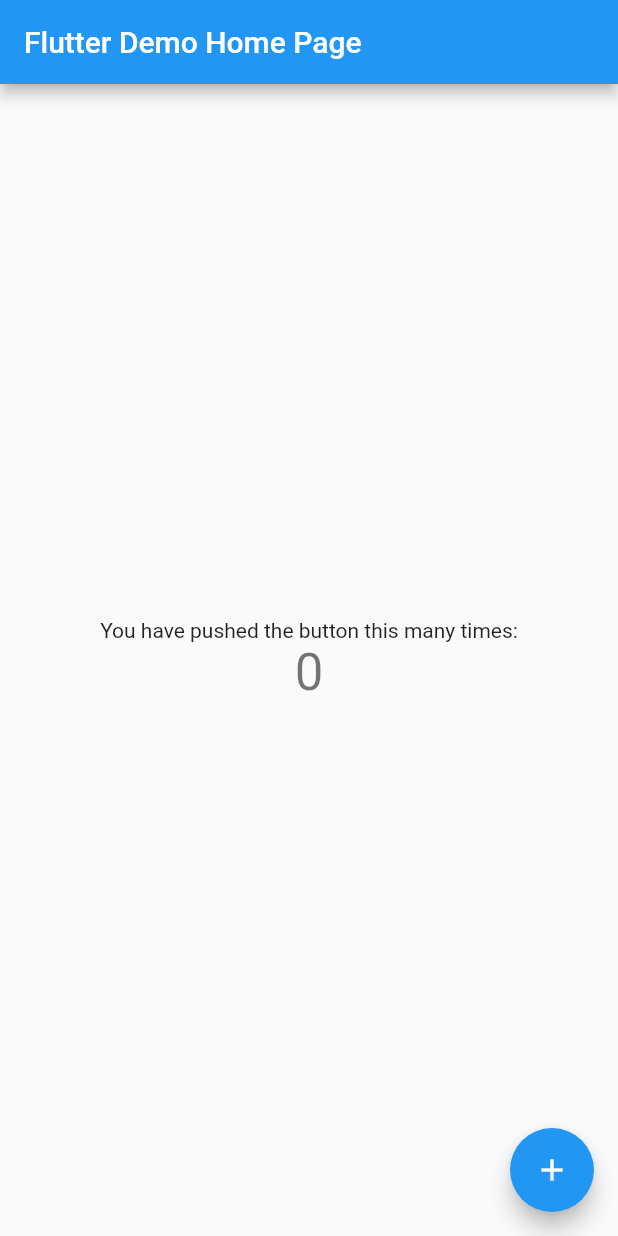
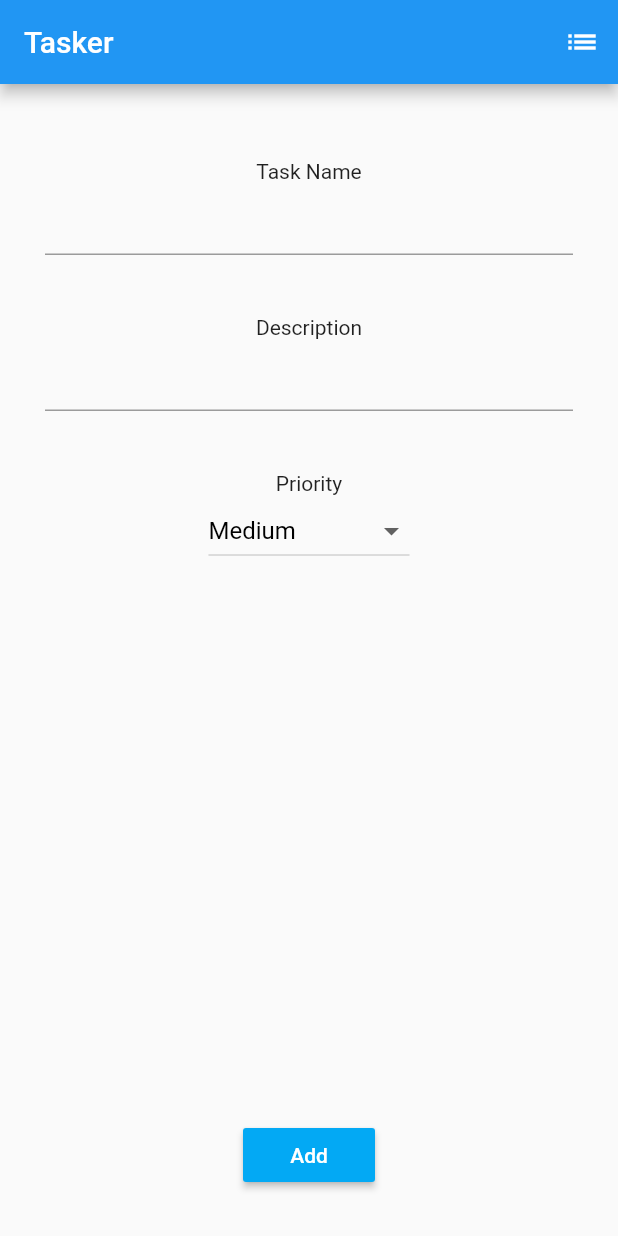
Before and after one commit to indegame/Tasker, a Flutter app: the screen it shows after launch, on a phone screen of 412 x 824 dp. Run offline on Flutter 3.47's test engine with Material 2 defaults, Android fonts, the phone set to English and light mode, and no system bars.

Commit message:
Creation of the non-functional add task page

```diff
--- a/lib/main.dart
+++ b/lib/main.dart
@@ -3,107 +3,121 @@ import 'package:flutter/material.dart';
 void main() => runApp(new MyApp());
 
 class MyApp extends StatelessWidget {
+  final name = "Tasker";
+
   // This widget is the root of your application.
   @override
   Widget build(BuildContext context) {
-    return new MaterialApp(
-      title: 'Flutter Demo',
-      theme: new ThemeData(
-        // This is the theme of your application.
-        //
-        // Try running your application with "flutter run". You'll see the
-        // application has a blue toolbar. Then, without quitting the app, try
-        // changing the primarySwatch below to Colors.green and then invoke
-        // "hot reload" (press "r" in the console where you ran "flutter run",
-        // or press Run > Flutter Hot Reload in IntelliJ). Notice that the
-        // counter didn't reset back to zero; the application is not restarted.
-        primarySwatch: Colors.blue,
-      ),
-      home: new MyHomePage(title: 'Flutter Demo Home Page'),
-    );
+    return MaterialApp(
+        title: name,
+        home: Scaffold(
+            appBar: AppBar(
+              title: Text(name),
+              actions: <Widget>[
+                new IconButton(
+                    icon: const Icon(Icons.list), onPressed: _pushAddTasks)
+              ],
+            ),
+            //body: new Center(child: TaskView())),
+            body: Container(margin: EdgeInsets.all(30.0), child: TaskView())));
   }
+
+  void _pushAddTasks() {}
 }
 
-class MyHomePage extends StatefulWidget {
-  MyHomePage({Key key, this.title}) : super(key: key);
-
-  // This widget is the home page of your application. It is stateful, meaning
-  // that it has a State object (defined below) that contains fields that affect
-  // how it looks.
-
-  // This class is the configuration for the state. It holds the values (in this
-  // case the title) provided by the parent (in this case the App widget) and
-  // used by the build method of the State. Fields in a Widget subclass are
-  // always marked "final".
-
-  final String title;
-
+class TaskView extends StatefulWidget {
   @override
-  _MyHomePageState createState() => new _MyHomePageState();
+  State createState() => new TaskViewState();
 }
 
-class _MyHomePageState extends State<MyHomePage> {
-  int _counter = 0;
+class TaskViewState extends State<TaskView> {
+  static List<Priority> priorities = <Priority>[const Priority("Low", 1), const Priority("Medium", 2), const Priority("High", 3)];
 
-  void _incrementCounter() {
-    setState(() {
-      // This call to setState tells the Flutter framework that something has
-      // changed in this State, which causes it to rerun the build method below
-      // so that the display can reflect the updated values. If we changed
-      // _counter without calling setState(), then the build method would not be
-      // called again, and so nothing would appear to happen.
-      _counter++;
-    });
-  }
+  final _formKey = GlobalKey<FormState>();
+  var _selectedPriority = priorities[1];
 
   @override
   Widget build(BuildContext context) {
-    // This method is rerun every time setState is called, for instance as done
-    // by the _incrementCounter method above.
-    //
-    // The Flutter framework has been optimized to make rerunning build methods
-    // fast, so that you can just rebuild anything that needs updating rather
-    // than having to individually change instances of widgets.
-    return new Scaffold(
-      appBar: new AppBar(
-        // Here we take the value from the MyHomePage object that was created by
-        // the App.build method, and use it to set our appbar title.
-        title: new Text(widget.title),
-      ),
-      body: new Center(
-        // Center is a layout widget. It takes a single child and positions it
-        // in the middle of the parent.
-        child: new Column(
-          // Column is also layout widget. It takes a list of children and
-          // arranges them vertically. By default, it sizes itself to fit its
-          // children horizontally, and tries to be as tall as its parent.
-          //
-          // Invoke "debug paint" (press "p" in the console where you ran
-          // "flutter run", or select "Toggle Debug Paint" from the Flutter tool
-          // window in IntelliJ) to see the wireframe for each widget.
-          //
-          // Column has various properties to control how it sizes itself and
-          // how it positions its children. Here we use mainAxisAlignment to
-          // center the children vertically; the main axis here is the vertical
-          // axis because Columns are vertical (the cross axis would be
-          // horizontal).
-          mainAxisAlignment: MainAxisAlignment.center,
+    return Form(
+        key: _formKey,
+        child: Column(
           children: <Widget>[
-            new Text(
-              'You have pushed the button this many times:',
+            Container(
+              margin: EdgeInsets.only(bottom: 20.0, top: 20.0),
+              child: Column(
+                children: <Widget>[
+                  Text("Task Name"),
+                  TextFormField(
+                    // The validator receives the text the user has typed in
+                    validator: (value) {
+                      if (value.isEmpty) {
+                        return 'Please enter some text';
+                      }
+                    },
+                  ),
+                ],
+              )),
+            Container(
+                margin: EdgeInsets.only(bottom: 20.0, top: 20.0),
+                child: Column(
+                  children: <Widget>[
+                    Text("Description"),
+                    TextFormField(
+                      // The validator receives the text the user has typed in
+                      validator: (value) {
+                        if (value.isEmpty) {
+                          return 'Please enter some text';
+                        }
+                      },
+                    ),
+                  ],
+            )),
+            Container(
+              margin: EdgeInsets.only(bottom: 20.0, top: 20.0),
+              child: Column(
+                children: <Widget>[
+                Text("Priority"),
+                new DropdownButton<Priority>(
+                  hint: new Text("Select a priority"),
+                  value: _selectedPriority,
+                  onChanged: (Priority newValue) {
+                    setState(() {
+                      _selectedPriority = newValue;
+                    });
+                  },
+                  items: priorities.map((Priority priority) {
+                    print(priorities[2]);
+                    return new DropdownMenuItem<Priority>(
+                      value: priority,
+                      child: new Text(
+                        priority.name,
+                        style: new TextStyle(color: Colors.black),
+                      ),
+                    );
+                  }).toList(),
+                )],
+              )
             ),
-            new Text(
-              '$_counter',
-              style: Theme.of(context).textTheme.display1,
-            ),
+            Flexible(child:
+              Align(
+                child: RaisedButton(child:
+                Text("Add"),
+                  color: Colors.lightBlue,
+                  onPressed: _onAdd,
+                  textColor: Colors.white,),
+                alignment: Alignment.bottomCenter,
+              )
+            )
           ],
-        ),
-      ),
-      floatingActionButton: new FloatingActionButton(
-        onPressed: _incrementCounter,
-        tooltip: 'Increment',
-        child: new Icon(Icons.add),
-      ), // This trailing comma makes auto-formatting nicer for build methods.
-    );
+        ));
   }
+
+  void _onAdd() {}
 }
+
+class Priority{
+  const Priority(this.name, this.level);
+
+  final String name;
+  final int level;
+}
```
